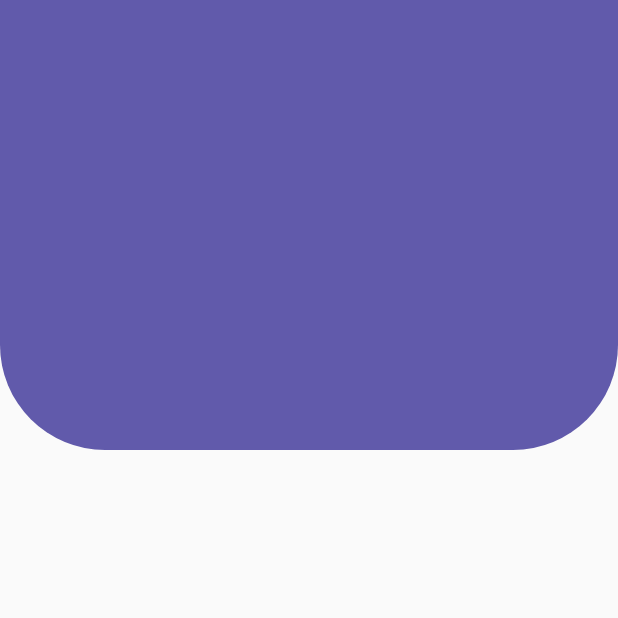
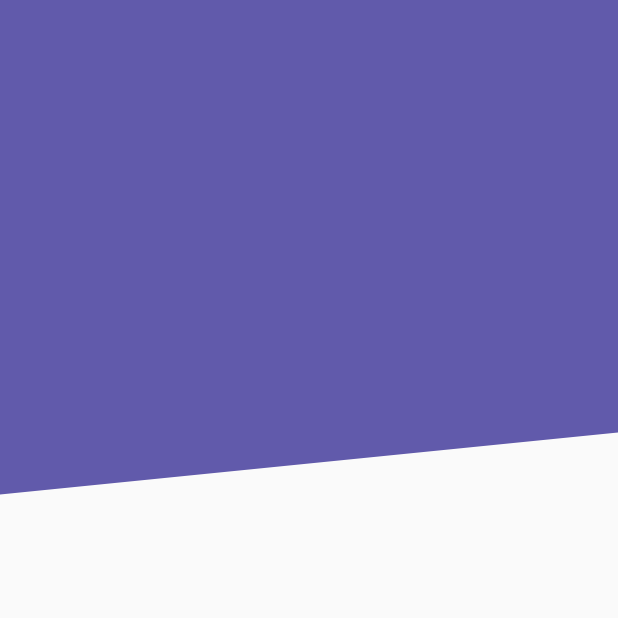
Before and after one commit to DavidBarcenas/flutter-painter-animations, a Flutter app: the screen it shows after launch, on a phone screen of 412 x 824 dp, the top half of it. Run offline on Flutter 3.47's test engine with Material 2 defaults, Android fonts, the phone set to English and light mode, and no system bars.

Commit message:
feat: Diagonal header painter

```diff
--- a/lib/src/pages/designs/headers_page.dart
+++ b/lib/src/pages/designs/headers_page.dart
@@ -5,7 +5,7 @@ class HeadersPage extends StatelessWidget {
   @override
   Widget build(BuildContext context) {
     return Scaffold(
-      body: BorderRadiusHeader()
+      body: DiagonalHeader()
     );
   }
 }
--- a/lib/src/widgets/headers.dart
+++ b/lib/src/widgets/headers.dart
@@ -10,6 +10,7 @@ class SquareHeader extends StatelessWidget {
   }
 }
 
+
 class BorderRadiusHeader extends StatelessWidget {
   @override
   Widget build(BuildContext context) {
@@ -17,8 +18,52 @@ class BorderRadiusHeader extends StatelessWidget {
       height: 300.0,
       decoration: BoxDecoration(
         color: Color(0xff615aab),
-        borderRadius: BorderRadius.only(bottomLeft: Radius.circular(70), bottomRight: Radius.circular(70))
+        borderRadius: BorderRadius.only(
+          bottomLeft: Radius.circular(70),
+          bottomRight: Radius.circular(70)
+        )
       ),
     );
   }
 }
+
+
+class DiagonalHeader extends StatelessWidget {
+  @override
+  Widget build(BuildContext context) {
+    return Container(
+      height: double.infinity,
+      width: double.infinity,
+      // color: Color(0xff615aab),
+      child: CustomPaint(
+        painter: _DiagonalHeaderPainter()
+      ),
+    );
+  }
+}
+
+class _DiagonalHeaderPainter extends CustomPainter {
+  @override
+  void paint(Canvas canvas, Size size) {
+
+    final paint = Paint();
+    paint.color = Color(0xff615aab);
+    paint.style = PaintingStyle.fill;
+    paint.strokeWidth = 1;
+
+    final path = Path();
+    path.moveTo(0, size.height * 0.40);
+    path.lineTo(size.width, size.height * 0.35);
+    path.lineTo(size.width, 0);
+    path.lineTo(0, 0);
+    // path.lineTo(0, size.height * 0.5);
+
+    canvas.drawPath(path, paint);
+  }
+
+  @override
+  bool shouldRepaint(CustomPainter oldDelegate) {
+   return true;
+  }
+
+}
```
